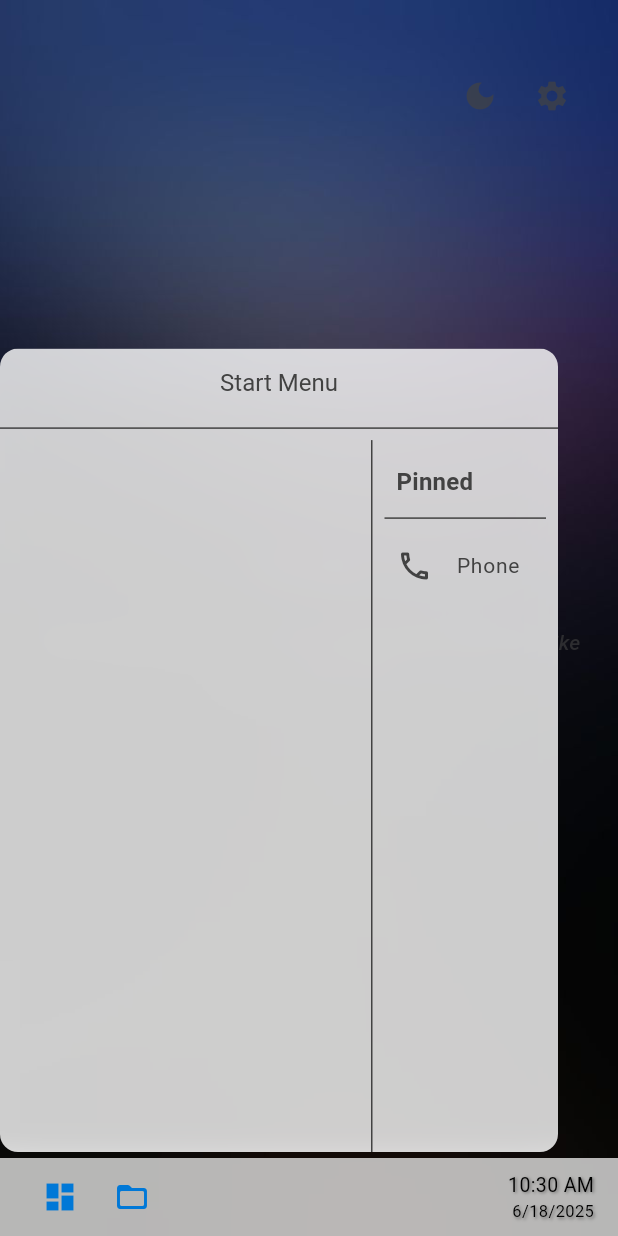
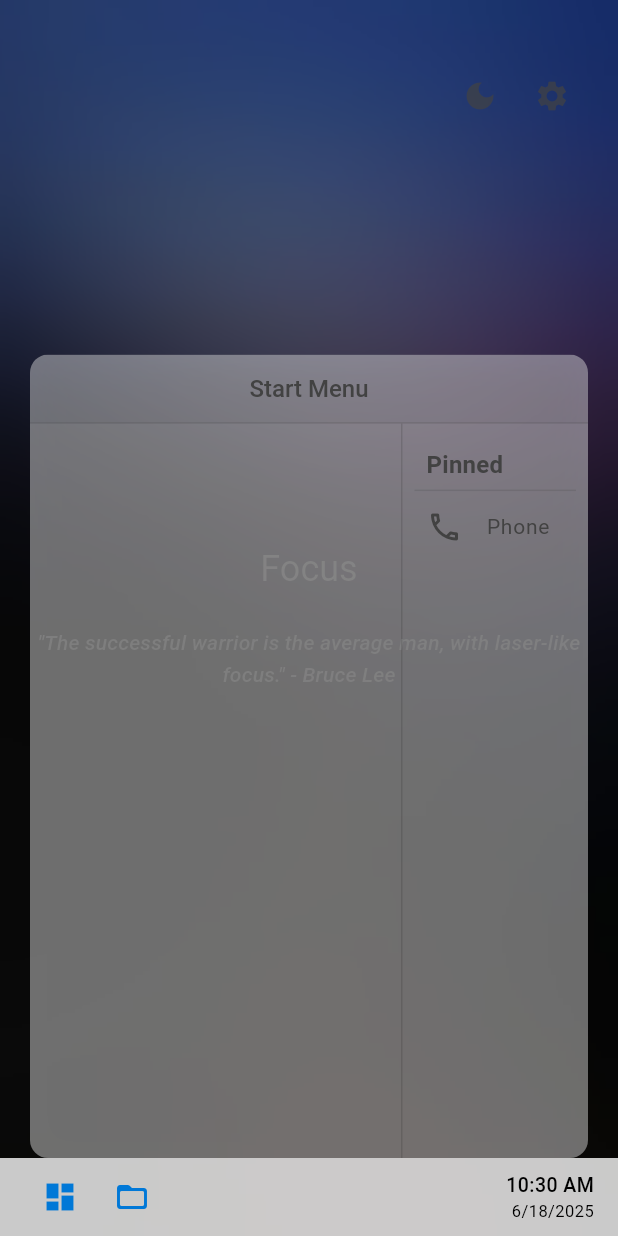
Before and after one commit to IamFishR/focus_launcher, a Flutter app: the screen it shows after launch, after a tap on the "dashboard" icon, on a phone screen of 412 x 824 dp. Run offline on Flutter 3.47's test engine with Material 3 defaults, Android fonts, the phone set to English and light mode, and no system bars; our stand-ins replace shared_preferences; missing offline and left inert: installed_apps.

Commit message:
feat: Enhance UI with BackdropFilter for blur effects and improve Start Menu styling

```diff
--- a/lib/screens/home_screen.dart
+++ b/lib/screens/home_screen.dart
@@ -1,4 +1,5 @@
 import 'dart:async';
+import 'dart:ui'; // Import for BackdropFilter
 import 'package:flutter/material.dart';
 import 'package:provider/provider.dart';
 import '../services/app_launcher.dart';
@@ -21,7 +22,6 @@
 
   bool _isStartMenuVisible = false;
   List<Map<String, dynamic>> _apps = []; // Centralize apps list here
-
   // Method to toggle Start Menu visibility
   void _toggleStartMenu() {
     if (mounted) {
@@ -104,9 +104,18 @@
                 fit: BoxFit.cover,
               ),
             ),
-          ),
+          ), // Global blur container applied to everything
+          BackdropFilter(
+            filter: ImageFilter.blur(
+                sigmaX: _isStartMenuVisible ? 10.0 : 0.0,
+                sigmaY: _isStartMenuVisible
+                    ? 6.0
+                    : 0.0), // Apply blur when start menu is visible
+            child: Container(              color: Colors.transparent, // Fully transparent container
+              child: Stack(
+                children: [
                   // Main content area
-          Expanded(
+                  Positioned.fill(
                     child: GestureDetector(
                       onVerticalDragUpdate: _onVerticalDragUpdate,
                       onTap: () {
@@ -131,6 +140,7 @@
                     child: TaskBar(
                       currentTime: _currentTime,
                       toggleStartMenu: _toggleStartMenu,
+                      useBlur: false, // Flag to disable individual blur
                     ),
                   ),
                   // Start menu panel when visible
@@ -138,6 +148,11 @@
                     StartMenuPanel(
                       apps: _apps,
                       onClose: _toggleStartMenu,
+                      useBlur: false, // Flag to disable individual blur
+                    ),
+                ],
+              ),
+            ),
           ),
         ],
       ),
--- a/lib/widgets/start_menu.dart
+++ b/lib/widgets/start_menu.dart
@@ -6,24 +6,26 @@
 class StartMenuPanel extends StatelessWidget {
   final List<Map<String, dynamic>> apps;
   final VoidCallback onClose;
+  final bool useBlur;
 
   const StartMenuPanel({
     super.key,
     required this.apps,
     required this.onClose,
+    this.useBlur = true, // Default to true for backward compatibility
   });
 
   @override
   Widget build(BuildContext context) {
     final theme = Theme.of(context);
-    const double taskbarHeight = 56.0;
+    const double taskbarHeight = 52.0; // Match taskbar height
 
     return Positioned(
       bottom: taskbarHeight, // Position above the taskbar
-      // left: MediaQuery.of(context).size.width > 600
-      //     ? MediaQuery.of(context).size.width *
-      //         0.3 // Centered for larger screens
-      //     : 20, // Small padding for smaller screens
+      left: MediaQuery.of(context).size.width > 600
+          ? MediaQuery.of(context).size.width *
+              0.3 // Centered for larger screens
+          : 20, // Small padding for smaller screens
       child: SizedBox(
         width: MediaQuery.of(context).size.width > 600
             ? MediaQuery.of(context).size.width * 0.4 // 40% of screen width
@@ -33,12 +35,32 @@
             MediaQuery.of(context).size.height * 0.65, // 65% of screen height
         child: ClipRRect(
           borderRadius: BorderRadius.circular(12.0), // Rounded corners
-          child: BackdropFilter(
-            filter: ImageFilter.blur(sigmaX: 10.0, sigmaY: 10.0), // Blur effect
-            child: Material(
-              elevation: 12.0, // Increased elevation for more pop
-              color:
-                  theme.colorScheme.surface.withAlpha(204), // Semi-transparent
+          child: useBlur
+              ? BackdropFilter(
+                  filter: ImageFilter.blur(
+                      sigmaX: 6.0, sigmaY: 6.0), // Matching taskbar blur
+                  child: _buildMenuContainer(theme),
+                )
+              : _buildMenuContainer(theme),
+        ),
+      ),
+    );
+  }
+
+  // Helper method to build the menu container with proper styling
+  Widget _buildMenuContainer(ThemeData theme) {
+    return Container(
+      decoration: BoxDecoration(
+        color: theme.colorScheme.surface
+            .withAlpha(100), // Matching taskbar opacity
+        boxShadow: [
+          BoxShadow(
+            color: Colors.black.withAlpha(51),
+            blurRadius: 20.0,
+            spreadRadius: 1.0,
+          ),
+        ],
+      ),
       child: Column(
         children: [
           Padding(
@@ -48,38 +70,49 @@
               style: theme.textTheme.headlineSmall?.copyWith(
                 color: theme.colorScheme.onSurface,
                 fontSize: 16, // Smaller font size
+                fontWeight: FontWeight.w500,
               ),
             ),
           ),
-                  const Divider(),
+          Container(
+            height: 1,
+            color: theme.colorScheme.onSurface.withAlpha(51), // Subtle divider
+          ),
           Expanded(
             child: Row(
               children: [
                 Expanded(
                   flex: 2, // App list takes more space
+                  child: Container(
+                    // Use a slightly different background color for the apps list
+                    color: theme.colorScheme.surface.withAlpha(10),
+                    padding: const EdgeInsets.symmetric(
+                        vertical: 12.0, horizontal: 8.0),
                     child: StartMenu(filteredApps: apps),
                   ),
-                        const VerticalDivider(width: 1, thickness: 1),
+                ),
+                Container(
+                  width: 1,
+                  color: theme.colorScheme.onSurface
+                      .withAlpha(51), // Subtle vertical divider
+                ),
                 Expanded(
                   flex: 1, // Pinned/User takes less space
-                          child: _buildStartMenuRightPane(context),
+                  child: _buildStartMenuRightPane(theme),
                 ),
               ],
             ),
           ),
         ],
       ),
-            ),
-          ),
-        ),
-      ),
     );
   }
 
   // Method to build the right pane of the Start Menu
-  Widget _buildStartMenuRightPane(BuildContext context) {
-    final theme = Theme.of(context);
+  Widget _buildStartMenuRightPane(ThemeData theme) {
     return Container(
+      // Use a slightly different background color for the pinned section
+      color: theme.colorScheme.surface.withAlpha(10),
       padding: const EdgeInsets.symmetric(vertical: 12.0, horizontal: 8.0),
       child: Column(
         crossAxisAlignment: CrossAxisAlignment.start,
@@ -94,13 +127,18 @@
               ),
             ),
           ),
-          const Divider(thickness: 1),
+          Container(
+            height: 1,
+            color: theme.colorScheme.onSurface.withAlpha(51), // Subtle divider
+          ),
           ListTile(
             leading:
                 Icon(Icons.phone_outlined, color: theme.colorScheme.onSurface),
-            title: Text("Phone",
-                style: TextStyle(
-                    fontSize: 14, color: theme.colorScheme.onSurface)),
+            title: Text(
+              "Phone",
+              style:
+                  TextStyle(fontSize: 14, color: theme.colorScheme.onSurface),
+            ),
             onTap: () {
               AppLauncher.openDialer();
               onClose(); // Close start menu
--- a/lib/widgets/taskbar.dart
+++ b/lib/widgets/taskbar.dart
@@ -3,9 +3,7 @@
 import 'package:intl/intl.dart';
 import 'package:provider/provider.dart';
 
-// Assuming these are your custom files.
-// If the paths are different, please adjust the import statements.
-import '../services/app_launcher.dart';
+// Import theme notifier
 import '../theme_notifier.dart';
 
 /// A widget that displays a taskbar at the bottom of the screen with a
@@ -13,50 +11,68 @@
 class TaskBar extends StatelessWidget {
   final DateTime currentTime;
   final VoidCallback toggleStartMenu;
+  final bool useBlur;
 
   const TaskBar({
     super.key,
     required this.currentTime,
     required this.toggleStartMenu,
+    this.useBlur = true, // Default to true for backward compatibility
   });
 
   @override
   Widget build(BuildContext context) {
     // Use Provider to get the current theme notifier.
-    final themeNotifier = Provider.of<ThemeNotifier>(context);
-
-    // Determine taskbar background color based on the current theme.
+    final themeNotifier = Provider.of<ThemeNotifier>(
+        context); // Determine taskbar background color based on the current theme.
     final Color taskbarColor = themeNotifier.isDarkMode
-        ? Colors.black.withAlpha(180) // Darker background for dark mode
-        : Colors.white.withAlpha(180); // Lighter background for light mode
-
-    // Define consistent styling for icons and text.
+        ? Colors.black
+            .withAlpha(200) // Slightly more opaque for better readability
+        : Colors.white.withAlpha(
+            200); // Slightly more opaque for better readability// Define consistent styling for icons and text.
     const Color taskbarIconColor = Color(0xFF0078D7); // Windows-style blue
     final TextStyle taskbarTextStyle = TextStyle(
       color: themeNotifier.isDarkMode ? Colors.white : Colors.black,
-      shadows: [
-        Shadow(
-          color: Colors.black.withAlpha(102), // Replaced withOpacity(0.4)
-          blurRadius: 2,
-          offset: const Offset(1, 1),
-        ),
-      ],
+      fontWeight: FontWeight.w500, // Medium weight for better clarity
       fontSize: 13,
+      letterSpacing: 0.3, // Slight spacing for better readability
     );
     const double taskbarHeight = 52.0;
 
     // Format the time and date to be displayed on the taskbar.
     final String formattedTime = DateFormat('h:mm a').format(currentTime);
-    final String formattedDate = DateFormat('M/d/yyyy').format(currentTime);
-
-    // To achieve the blur effect, the area behind this widget must be clipped.
+    final String formattedDate = DateFormat('M/d/yyyy').format(
+        currentTime); // To achieve the blur effect, the area behind this widget must be clipped.
     // This is typically done on a parent widget, but ClipRect is added here
     // for safety. The BackdropFilter then blurs everything visible within
     // the clipped area behind this widget.
     return ClipRect(
-      child: BackdropFilter(
-        filter: ImageFilter.blur(sigmaX: 12.0, sigmaY: 12.0),
-        child: Container(
+      child: useBlur
+          ? BackdropFilter(
+              filter: ImageFilter.blur(
+                  sigmaX: 8.0, sigmaY: 8.0), // Reduced blur for better clarity
+              child: _buildTaskbarContent(
+                  taskbarColor,
+                  taskbarIconColor,
+                  taskbarTextStyle,
+                  formattedTime,
+                  formattedDate,
+                  taskbarHeight),
+            )
+          : _buildTaskbarContent(taskbarColor, taskbarIconColor,
+              taskbarTextStyle, formattedTime, formattedDate, taskbarHeight),
+    );
+  }
+
+  // Helper method to build the taskbar content
+  Widget _buildTaskbarContent(
+      Color taskbarColor,
+      Color taskbarIconColor,
+      TextStyle taskbarTextStyle,
+      String formattedTime,
+      String formattedDate,
+      double taskbarHeight) {
+    return Container(
       height: taskbarHeight,
       color: taskbarColor,
       padding: const EdgeInsets.symmetric(horizontal: 16.0),
@@ -64,14 +80,12 @@
         children: <Widget>[
           // Start Menu Button
           IconButton(
-                icon: const Icon(Icons.dashboard, color: taskbarIconColor),
+            icon: Icon(Icons.dashboard, color: taskbarIconColor),
             onPressed: toggleStartMenu,
             tooltip: 'Start',
-              ),
-              // File Explorer Button
+          ), // File Explorer Button
           IconButton(
-                icon: const Icon(Icons.folder_open_rounded,
-                    color: taskbarIconColor),
+            icon: Icon(Icons.folder_open_rounded, color: taskbarIconColor),
             onPressed: () {
               // This assumes you have a static method to open the file manager.
               // AppLauncher.openFileManager();
@@ -89,14 +103,15 @@
               Text(formattedTime, style: taskbarTextStyle),
               Text(
                 formattedDate,
-                    style: taskbarTextStyle.copyWith(fontSize: 11),
+                style: taskbarTextStyle.copyWith(
+                  fontSize: 11,
+                  fontWeight: FontWeight.w400, // Slightly lighter than the time
+                ),
               ),
             ],
           ),
         ],
       ),
-        ),
-      ),
     );
   }
 }
```
Also changed, not shown: 1 other file. Lines whose indentation alone changed are shown as unchanged.
